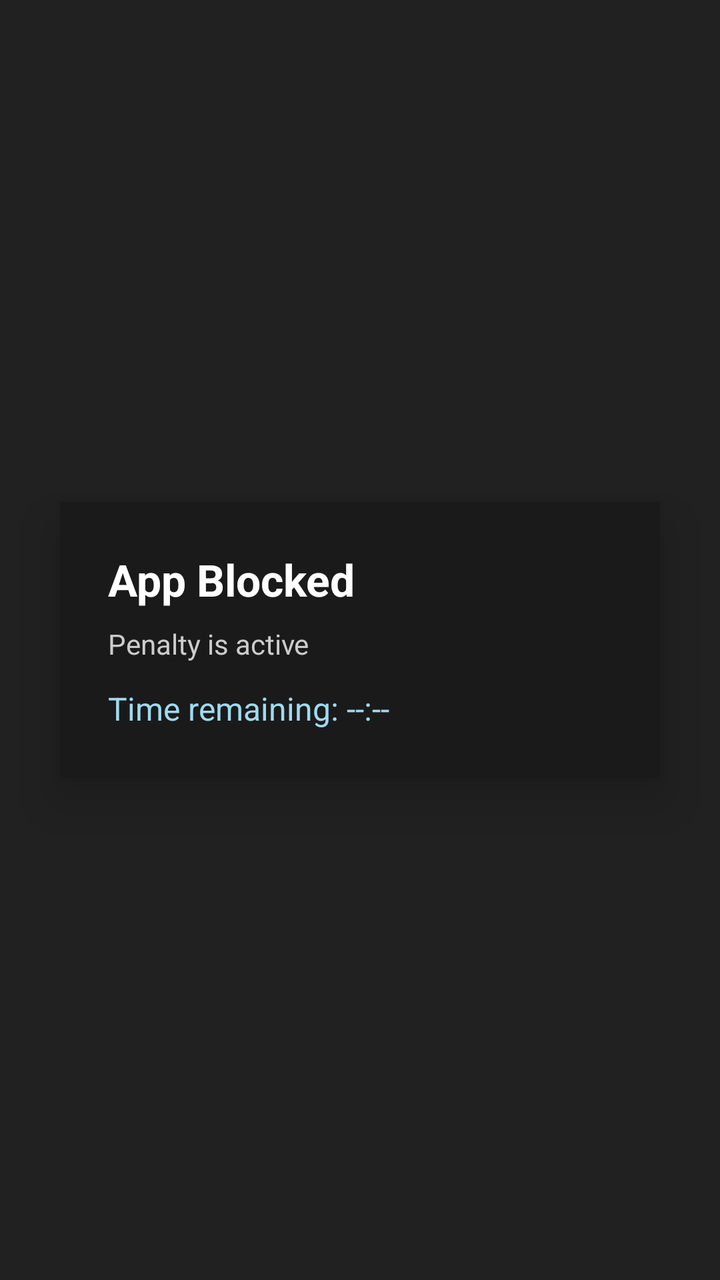
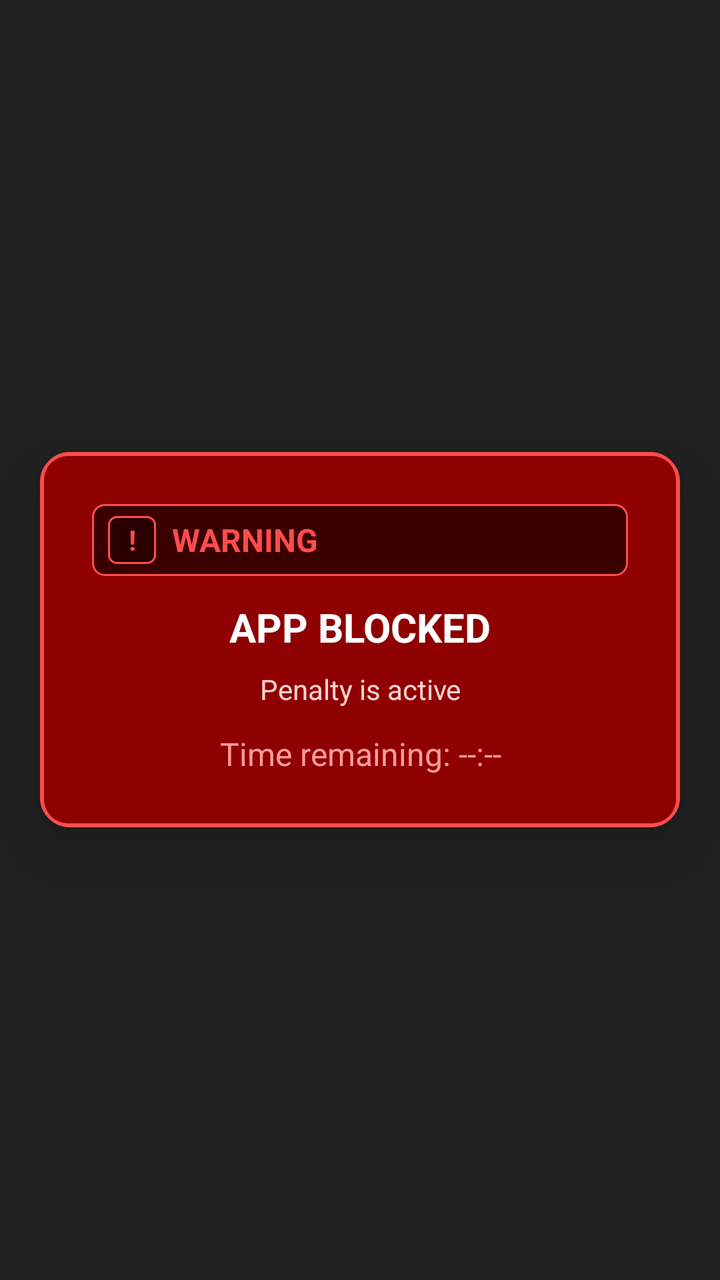

An Android layout rendered at two revisions. The XML below is the earlier revision; the diff shows what the commit changed to produce the second picture.
<!-- AndroidManifest.xml: application theme AppTheme -->
<!-- res/layout/overlay_block.xml -->
<?xml version="1.0" encoding="utf-8"?>
<FrameLayout xmlns:android="http://schemas.android.com/apk/res/android"
    android:id="@+id/overlayRoot"
    android:layout_width="match_parent"
    android:layout_height="match_parent"
    android:background="#DD000000">

    <LinearLayout
        android:layout_gravity="center"
        android:orientation="vertical"
        android:padding="24dp"
        android:background="#FF1a1a1a"
        android:elevation="16dp"
        android:layout_width="300dp"
        android:layout_height="wrap_content">

        <TextView
            android:id="@+id/blockTitle"
            android:layout_width="match_parent"
            android:layout_height="wrap_content"
            android:text="App Blocked"
            android:textColor="#FFFFFF"
            android:textSize="22sp"
            android:textStyle="bold"/>

        <TextView
            android:id="@+id/blockReason"
            android:layout_width="match_parent"
            android:layout_height="wrap_content"
            android:text="Penalty is active"
            android:textColor="#CCCCCC"
            android:layout_marginTop="8dp"/>

        <TextView
            android:id="@+id/penaltyTimeText"
            android:layout_width="match_parent"
            android:layout_height="wrap_content"
            android:text="Time remaining: --:--"
            android:textColor="#9FDAEF"
            android:layout_marginTop="12dp"
            android:textSize="16sp"/>

    </LinearLayout>

</FrameLayout>
<!-- resources referenced by this layout -->
<resources>
  <style name="AppTheme" parent="Theme.AppCompat.DayNight.NoActionBar">
      <item name="android:enforceNavigationBarContrast" tools:targetApi="29">true</item>
      <item name="android:editTextBackground">@drawable/rn_edit_text_material</item>
      <item name="colorPrimary">@color/colorPrimary</item>
      <item name="android:statusBarColor">#ffffff</item>
    </style>
  <!-- drawable rn_edit_text_material (drawable) -->
  <?xml version="1.0" encoding="utf-8"?>
  <inset xmlns:android="http://schemas.android.com/apk/res/android"
         android:insetLeft="@dimen/abc_edit_text_inset_horizontal_material"
         android:insetRight="@dimen/abc_edit_text_inset_horizontal_material"
         android:insetTop="@dimen/abc_edit_text_inset_top_material"
         android:insetBottom="@dimen/abc_edit_text_inset_bottom_material"
         >
  
      <selector>
          
          <item android:state_enabled="false" android:drawable="@drawable/abc_textfield_default_mtrl_alpha"/>
          <item android:drawable="@drawable/abc_textfield_activated_mtrl_alpha"/>
      </selector>
  
  </inset>
  <color name="colorPrimary">#023c69</color>
</resources>

<!-- the commit's change to res/layout/overlay_block.xml (unified diff, before → after) -->
@@ -5,41 +5,86 @@
     android:layout_height="match_parent"
     android:background="#DD000000">
 
-    <LinearLayout
+    <FrameLayout
         android:layout_gravity="center"
-        android:orientation="vertical"
-        android:padding="24dp"
-        android:background="#FF1a1a1a"
-        android:elevation="16dp"
-        android:layout_width="300dp"
-        android:layout_height="wrap_content">
+        android:layout_width="320dp"
+        android:layout_height="wrap_content"
+        android:background="@drawable/overlay_edge_glow"
+        android:elevation="16dp">
 
-        <TextView
-            android:id="@+id/blockTitle"
+        <LinearLayout
             android:layout_width="match_parent"
             android:layout_height="wrap_content"
-            android:text="App Blocked"
-            android:textColor="#FFFFFF"
-            android:textSize="22sp"
-            android:textStyle="bold"/>
+            android:orientation="vertical"
+            android:padding="24dp"
+            android:background="@drawable/overlay_card_bg">
 
-        <TextView
-            android:id="@+id/blockReason"
-            android:layout_width="match_parent"
-            android:layout_height="wrap_content"
-            android:text="Penalty is active"
-            android:textColor="#CCCCCC"
-            android:layout_marginTop="8dp"/>
+            <LinearLayout
+                android:layout_width="match_parent"
+                android:layout_height="wrap_content"
+                android:orientation="horizontal"
+                android:layout_marginBottom="12dp"
+                android:gravity="center">
 
-        <TextView
-            android:id="@+id/penaltyTimeText"
-            android:layout_width="match_parent"
-            android:layout_height="wrap_content"
-            android:text="Time remaining: --:--"
-            android:textColor="#9FDAEF"
-            android:layout_marginTop="12dp"
-            android:textSize="16sp"/>
+                <LinearLayout
+                    android:layout_width="match_parent"
+                    android:layout_height="wrap_content"
+                    android:orientation="horizontal"
+                    android:gravity="center_vertical"
+                    android:background="@drawable/overlay_warning_tag_bg"
+                    android:paddingLeft="8dp"
+                    android:paddingRight="12dp">
 
-    </LinearLayout>
+                    <TextView
+                        android:layout_width="24dp"
+                        android:layout_height="24dp"
+                        android:gravity="center"
+                        android:text="!"
+                        android:textStyle="bold"
+                        android:textColor="#FF4C4C"
+                        android:background="@drawable/overlay_warning_square_bg" />
+
+                    <TextView
+                        android:layout_width="wrap_content"
+                        android:layout_height="wrap_content"
+                        android:layout_marginLeft="8dp"
+                        android:text="WARNING"
+                        android:textStyle="bold"
+                        android:textSize="16sp"
+                        android:textColor="#FF4C4C" />
+                </LinearLayout>
+            </LinearLayout>
+
+            <TextView
+                android:id="@+id/blockTitle"
+                android:layout_width="match_parent"
+                android:layout_height="wrap_content"
+                android:text="APP BLOCKED"
+                android:textColor="#FFFFFF"
+                android:textSize="20sp"
+                android:textStyle="bold"
+                android:gravity="center"/>
+
+            <TextView
+                android:id="@+id/blockReason"
+                android:layout_width="match_parent"
+                android:layout_height="wrap_content"
+                android:text="Penalty is active"
+                android:textColor="#FFD2D2"
+                android:layout_marginTop="8dp"
+                android:gravity="center"/>
+
+            <TextView
+                android:id="@+id/penaltyTimeText"
+                android:layout_width="match_parent"
+                android:layout_height="wrap_content"
+                android:text="Time remaining: --:--"
+                android:textColor="#FF9B9B"
+                android:layout_marginTop="12dp"
+                android:textSize="16sp"
+                android:gravity="center"/>
+
+        </LinearLayout>
+    </FrameLayout>
 
 </FrameLayout>
<!-- resource entries referenced after the edit -->
@@ -1,5 +1,53 @@
 <!-- resources referenced by this layout -->
 <resources>
+  <!-- drawable overlay_card_bg (drawable) -->
+  <?xml version="1.0" encoding="utf-8"?>
+  <shape xmlns:android="http://schemas.android.com/apk/res/android"
+      android:shape="rectangle">
+      <solid android:color="#8F0000" />
+      <corners android:radius="12dp" />
+      <padding android:left="12dp" android:top="12dp" android:right="12dp" android:bottom="12dp" />
+  </shape>
+  <!-- drawable overlay_edge_glow (drawable) -->
+  <?xml version="1.0" encoding="utf-8"?>
+  <shape xmlns:android="http://schemas.android.com/apk/res/android"
+      android:shape="rectangle">
+      <solid android:color="#8F0000" />
+      <stroke
+          android:width="2dp"
+          android:color="#FF4C4C" />
+      <corners android:radius="14dp" />
+      <padding
+          android:left="2dp"
+          android:top="2dp"
+          android:right="2dp"
+          android:bottom="2dp" />
+  </shape>
+  <!-- drawable overlay_warning_square_bg (drawable) -->
+  <?xml version="1.0" encoding="utf-8"?>
+  <shape xmlns:android="http://schemas.android.com/apk/res/android"
+      android:shape="rectangle">
+      <solid android:color="#2A0000" />
+      <stroke
+          android:width="1dp"
+          android:color="#FF4C4C" />
+      <corners android:radius="4dp" />
+  </shape>
+  <!-- drawable overlay_warning_tag_bg (drawable) -->
+  <?xml version="1.0" encoding="utf-8"?>
+  <shape xmlns:android="http://schemas.android.com/apk/res/android"
+      android:shape="rectangle">
+      <solid android:color="#3A0000" />
+      <stroke
+          android:width="1dp"
+          android:color="#FF4C4C" />
+      <corners android:radius="6dp" />
+      <padding
+          android:left="10dp"
+          android:top="6dp"
+          android:right="10dp"
+          android:bottom="6dp" />
+  </shape>
   <style name="AppTheme" parent="Theme.AppCompat.DayNight.NoActionBar">
       <item name="android:enforceNavigationBarContrast" tools:targetApi="29">true</item>
       <item name="android:editTextBackground">@drawable/rn_edit_text_material</item>
